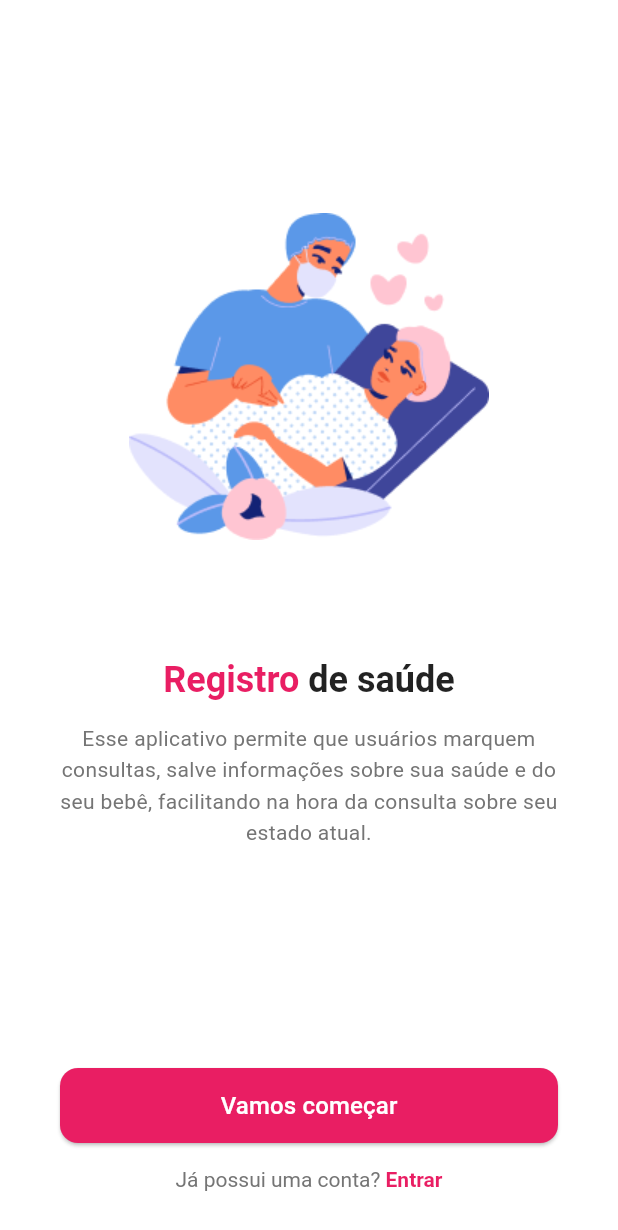
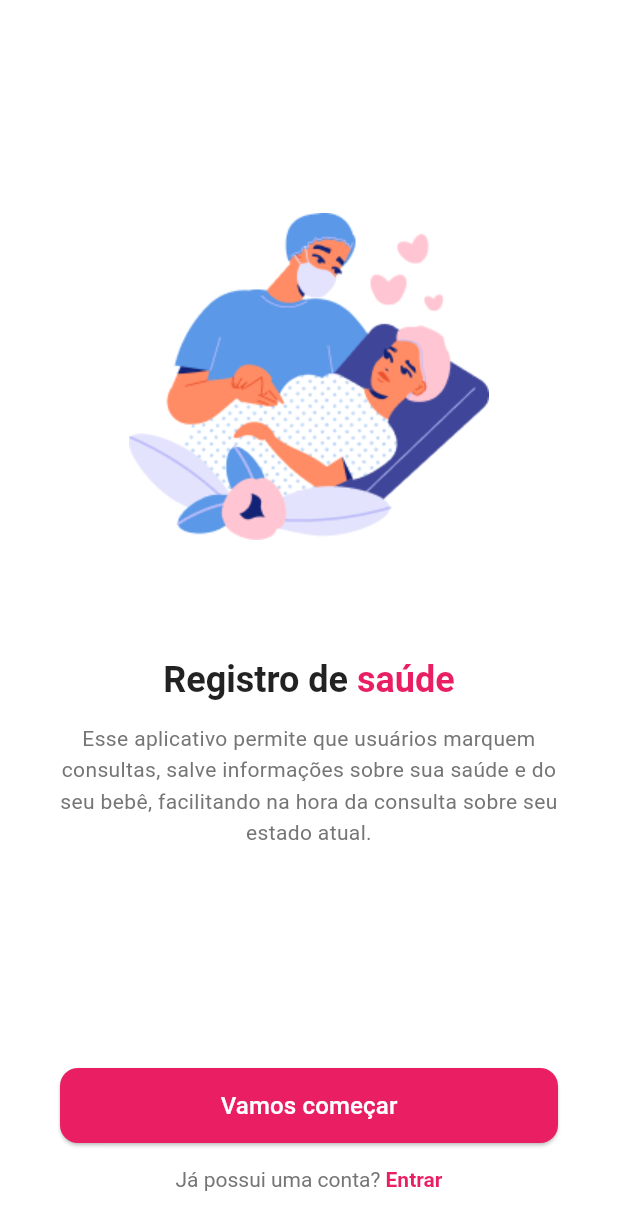
Before and after one commit to leticiare/bloom, a Flutter app: the screen it shows after launch, swiped to page 5, on a phone screen of 412 x 824 dp. Shown: the top 1230 px of the screen. Run offline on Flutter 3.47's test engine with Material 3 defaults, Android fonts, the phone set to English and light mode, and no system bars; our stand-ins replace shared_preferences.

Commit message:
refactor: melhorias na tela de onboarding com ajustes na estrutura de dados e navegação

```diff
--- a/bloom-app/lib/src/modules/onboarding/onboarding_screen.dart
+++ b/bloom-app/lib/src/modules/onboarding/onboarding_screen.dart
@@ -1,3 +1,5 @@
+// lib/onboarding/onboarding_screen.dart
+
 import 'package:flutter/gestures.dart';
 import 'package:flutter/material.dart';
 import 'package:shared_preferences/shared_preferences.dart';
@@ -5,14 +7,13 @@ import 'package:app/src/modules/auth/login/login_screen.dart';
 import 'package:app/src/modules/auth/create_account/persona_screen.dart';
 
 // --- ESTRUTURA DE DADOS ---
-// Modelo para armazenar as informações de cada página do onboarding.
-// Isso ajuda a manter o código organizado, separando os dados da interface.
+// A classe OnboardingPageModel serve como um "molde" para os dados de cada tela.
+// Usar um modelo de dados como este torna o código mais limpo e organizado.
 class OnboardingPageModel {
-  final String imagePath; // Caminho para a ilustração da página
-  final String title; // O título principal
-  final String description; // O texto descritivo
-  final String
-  wordToHighlight; // A palavra no título que será destacada em rosa
+  final String imagePath;
+  final String title;
+  final String description;
+  final String wordToHighlight;
 
   OnboardingPageModel({
     required this.imagePath,
@@ -23,14 +24,15 @@ class OnboardingPageModel {
 }
 
 // --- CONTEÚDO DAS PÁGINAS ---
-// Lista contendo os dados de todas as páginas que serão exibidas no carrossel.
+// Esta é a lista que armazena os dados de todas as telas do onboarding.
+// Se precisarmos adicionar, remover ou alterar uma tela, mexemos apenas aqui.
 final List<OnboardingPageModel> onboardingPages = [
   OnboardingPageModel(
     imagePath: 'assets/images/onb1.png',
-    title: 'Bem-vindo(a)!', // Título ajustado para corresponder ao protótipo
+    title: 'Bem-vindo(a)',
     description:
         'Bem vindo(a) à Bloom, seu parceiro na jornada da sua gravidez.',
-    wordToHighlight: '', // Não há destaque de palavra na primeira página
+    wordToHighlight: '',
   ),
   OnboardingPageModel(
     imagePath: 'assets/images/onb2.png',
@@ -58,11 +60,12 @@ final List<OnboardingPageModel> onboardingPages = [
     title: 'Registro de saúde',
     description:
         'Esse aplicativo permite que usuários marquem consultas, salve informações sobre sua saúde e do seu bebê, facilitando na hora da consulta sobre seu estado atual.',
-    wordToHighlight: 'Registro',
+    wordToHighlight: 'saúde',
   ),
 ];
 
 // --- TELA PRINCIPAL DO ONBOARDING ---
+// StatefulWidget é usado porque o conteúdo da tela (a página atual) muda.
 class OnboardingScreen extends StatefulWidget {
   const OnboardingScreen({super.key});
 
@@ -71,41 +74,43 @@ class OnboardingScreen extends StatefulWidget {
 }
 
 class _OnboardingScreenState extends State<OnboardingScreen> {
-  // Controlador para o PageView, permite navegar entre as páginas programaticamente.
+  // Controlador do PageView, permite controlar a rolagem das páginas via código.
   final PageController _pageController = PageController();
-  // Variável que armazena o índice da página atual.
+  // Variável de estado para saber qual é a página atual (começa na página 0).
   int _currentPage = 0;
 
-  // Método chamado quando o widget é removido da árvore de widgets.
-  // É importante fazer o 'dispose' dos controladores para liberar memória.
+  // O método dispose é chamado quando a tela é removida da árvore de widgets.
+  // É crucial para liberar a memória usada pelos controladores.
   @override
   void dispose() {
     _pageController.dispose();
     super.dispose();
   }
 
-  // Função chamada sempre que o usuário desliza para uma nova página.
+  // Esta função é chamada pelo PageView sempre que o usuário muda de página.
   void _onPageChanged(int page) {
+    // setState notifica o Flutter que o estado mudou, fazendo a tela ser redesenhada.
     setState(() {
       _currentPage = page;
     });
   }
 
   // --- MÉTODOS DE NAVEGAÇÃO ---
-  // Navega para a tela de criação de conta (PersonaScreen).
-  // Também marca o onboarding como concluído no SharedPreferences.
+
+  // Navega para a tela de seleção de persona (grávida ou médico).
   Future<void> _navigateToPersona() async {
     final prefs = await SharedPreferences.getInstance();
     await prefs.setBool('onboarding_completed', true);
     if (mounted) {
-      // Verifica se o widget ainda está na tela antes de navegar
-      Navigator.of(context).pushReplacement(
-        MaterialPageRoute(builder: (context) => const PersonaScreen()),
-      );
+      // Usamos 'push' para que o usuário possa voltar para o onboarding.
+      // 'pushReplacement' removeria a tela de onboarding do histórico, causando a tela preta.
+      Navigator.of(
+        context,
+      ).push(MaterialPageRoute(builder: (context) => const PersonaScreen()));
     }
   }
 
-  // Navega para a tela de login (LoginScreen).
+  // Navega para a tela de login.
   Future<void> _navigateToLogin() async {
     final prefs = await SharedPreferences.getInstance();
     await prefs.setBool('onboarding_completed', true);
@@ -119,16 +124,16 @@ class _OnboardingScreenState extends State<OnboardingScreen> {
   // --- CONSTRUÇÃO DA INTERFACE (UI) ---
   @override
   Widget build(BuildContext context) {
-    // Verifica se a página atual é a última.
+    // Variável para verificar se estamos na última página.
     final isLastPage = _currentPage == onboardingPages.length - 1;
 
     return Scaffold(
       backgroundColor: Colors.white,
       body: SafeArea(
-        // O layout principal é uma coluna.
+        // A estrutura principal é uma Coluna: PageView em cima, rodapé embaixo.
         child: Column(
           children: [
-            // O PageView ocupa todo o espaço disponível.
+            // Expanded faz o PageView ocupar todo o espaço vertical disponível.
             Expanded(
               child: PageView.builder(
                 controller: _pageController,
@@ -141,9 +146,8 @@ class _OnboardingScreenState extends State<OnboardingScreen> {
                 },
               ),
             ),
-
-            // O rodapé muda: se for a última página, mostra os botões de ação.
-            // Senão, mostra a navegação padrão (Pular, bolinhas, Próximo).
+            // Operador ternário: se for a última página, mostra o rodapé final.
+            // Senão, mostra o rodapé de navegação.
             isLastPage ? _buildLastPageFooter() : _buildNavigationFooter(),
           ],
         ),
@@ -153,14 +157,13 @@ class _OnboardingScreenState extends State<OnboardingScreen> {
 
   // --- WIDGETS AUXILIARES (COMPONENTES) ---
 
-  // Constrói o rodapé para a ÚLTIMA página.
+  // Constrói o rodapé que aparece apenas na última página.
   Widget _buildLastPageFooter() {
     return Padding(
       padding: const EdgeInsets.symmetric(horizontal: 40, vertical: 20),
       child: Column(
         mainAxisSize: MainAxisSize.min,
         children: [
-          // Botão principal para iniciar o cadastro.
           ElevatedButton(
             onPressed: _navigateToPersona,
             style: ElevatedButton.styleFrom(
@@ -176,7 +179,6 @@ class _OnboardingScreenState extends State<OnboardingScreen> {
             ),
           ),
           const SizedBox(height: 16),
-          // Texto com um link clicável para a tela de login.
           RichText(
             text: TextSpan(
               text: 'Já possui uma conta? ',
@@ -188,7 +190,6 @@ class _OnboardingScreenState extends State<OnboardingScreen> {
                     color: Color(0xFFE91E63),
                     fontWeight: FontWeight.bold,
                   ),
-                  // O TapGestureRecognizer torna o TextSpan clicável.
                   recognizer: TapGestureRecognizer()..onTap = _navigateToLogin,
                 ),
               ],
@@ -200,40 +201,41 @@ class _OnboardingScreenState extends State<OnboardingScreen> {
     );
   }
 
-  // Constrói o rodapé de navegação para as páginas 1 a 4.
+  // Constrói o rodapé de navegação (Pular, bolinhas, Próximo).
   Widget _buildNavigationFooter() {
     return Padding(
       padding: const EdgeInsets.fromLTRB(24, 0, 24, 24),
       child: Row(
         mainAxisAlignment: MainAxisAlignment.spaceBetween,
         children: [
-          // Botão para pular o onboarding.
           TextButton(
-            onPressed: _navigateToPersona,
+            //  O botão "PULAR" leva para a última página.
+            onPressed: () {
+              _pageController.animateToPage(
+                onboardingPages.length - 1,
+                duration: const Duration(milliseconds: 400),
+                curve: Curves.easeInOut,
+              );
+            },
             child: const Text('PULAR', style: TextStyle(color: Colors.grey)),
           ),
-
-          // Indicadores de página (as bolinhas).
+          // Gera as "bolinhas" indicadoras de página dinamicamente.
           Row(
             children: List.generate(onboardingPages.length, (index) {
               return AnimatedContainer(
                 duration: const Duration(milliseconds: 300),
                 margin: const EdgeInsets.symmetric(horizontal: 4),
                 height: 8,
-                width: _currentPage == index
-                    ? 24
-                    : 8, // A bolinha atual é mais larga
+                width: _currentPage == index ? 24 : 8,
                 decoration: BoxDecoration(
                   color: _currentPage == index
-                      ? const Color(0xFFE91E63) // Cor da bolinha ativa
-                      : Colors.grey.shade300, // Cor da bolinha inativa
+                      ? const Color(0xFFE91E63)
+                      : Colors.grey.shade300,
                   borderRadius: BorderRadius.circular(12),
                 ),
               );
             }),
           ),
-
-          // Botão para avançar para a próxima página.
           TextButton(
             onPressed: () {
               _pageController.nextPage(
@@ -262,22 +264,17 @@ class _OnboardingScreenState extends State<OnboardingScreen> {
     return _buildStandardPage(page);
   }
 
-  // Constrói o layout da PRIMEIRA página.
+  // Constrói o layout específico da PRIMEIRA página.
   Widget _buildFirstPage(OnboardingPageModel page) {
     return Padding(
       padding: const EdgeInsets.symmetric(horizontal: 40),
       child: Column(
         mainAxisAlignment: MainAxisAlignment.center,
         children: [
-          // IMAGEM DO LOGO DA BLOOM
           Image.asset('assets/images/bloom_logo.png', height: 90),
           const SizedBox(height: 30),
-
-          // IMAGEM DO ONBOARDING 1, ABAIXO DO LOGO
           Image.asset(page.imagePath, height: 250),
           const SizedBox(height: 40),
-
-          // TÍTULO E DESCRIÇÃO
           Text(
             page.title,
             textAlign: TextAlign.center,
@@ -311,7 +308,6 @@ class _OnboardingScreenState extends State<OnboardingScreen> {
         children: [
           Image.asset(page.imagePath, height: 250),
           const SizedBox(height: 60),
-          // Usa RichText para poder colorir uma parte do texto.
           RichText(
             textAlign: TextAlign.center,
             text: TextSpan(
@@ -341,28 +337,23 @@ class _OnboardingScreenState extends State<OnboardingScreen> {
 
   // Função que divide o título e colore a palavra de destaque.
   List<TextSpan> _buildTitleSpans(String fullTitle, String wordToHighlight) {
-    // Se não houver palavra para destacar, retorna o título normal.
     if (wordToHighlight.isEmpty) {
       return [TextSpan(text: fullTitle)];
     }
-
     final spans = <TextSpan>[];
     final parts = fullTitle.split(wordToHighlight);
-
     if (parts.length > 1) {
-      spans.add(TextSpan(text: parts[0])); // Parte antes da palavra
+      spans.add(TextSpan(text: parts[0]));
       spans.add(
         TextSpan(
-          text: wordToHighlight, // A palavra destacada
-          style: const TextStyle(color: Color(0xFFE91E63)), // com a cor rosa
+          text: wordToHighlight,
+          style: const TextStyle(color: Color(0xFFE91E63)),
         ),
       );
-      spans.add(TextSpan(text: parts[1])); // Parte depois da palavra
+      spans.add(TextSpan(text: parts[1]));
     } else {
-      // Se a palavra não for encontrada, exibe o título normal.
       spans.add(TextSpan(text: fullTitle));
     }
-
     return spans;
   }
 }
```
